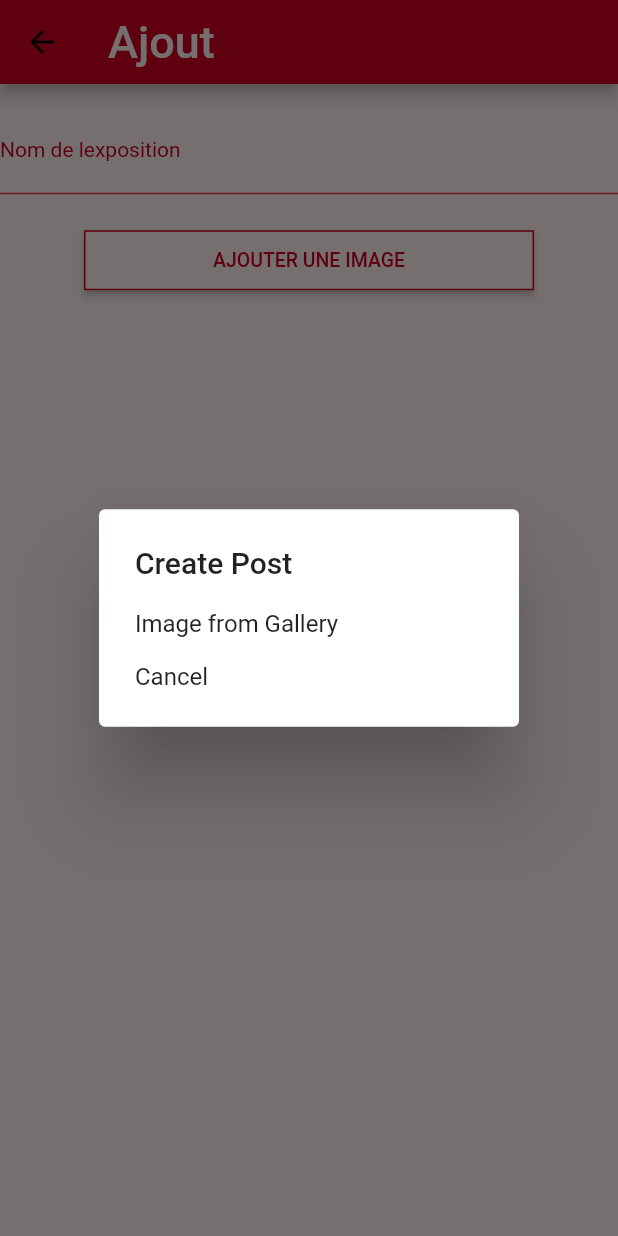
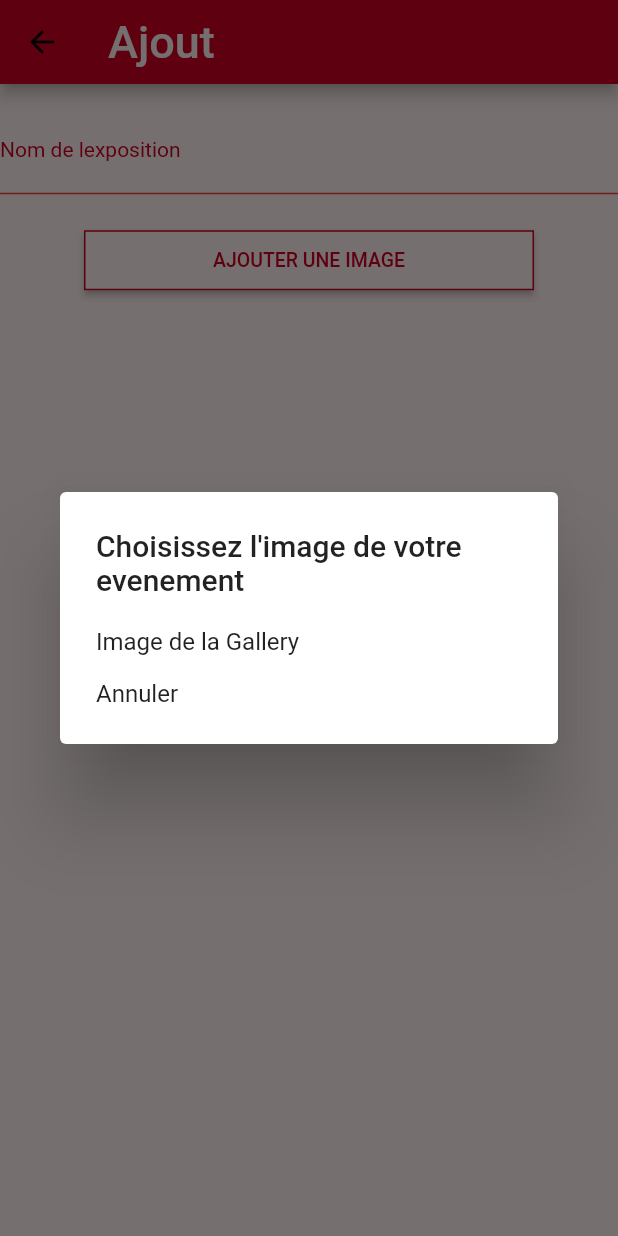
Before and after one commit to Luysky/art_events, a Flutter app: the AddEventScreen screen opened by its route, after a tap on "AJOUTER UNE IMAGE", on a phone screen of 412 x 824 dp. Run offline on Flutter 3.47's test engine with Material 2 defaults, Android fonts, the phone set to English and light mode, and no system bars; our stand-ins replace cloud_firestore, firebase_auth, firebase_core, firebase_storage, image_picker; accounts and stored records are empty; Roboto replaces fonts that are missing (Raleway-Bold, Raleway-ExtraBold, Raleway-Regular).

Commit message:
corrections Marina samedi

```diff
--- a/lib/screens/add_event.dart
+++ b/lib/screens/add_event.dart
@@ -15,9 +15,9 @@ import 'package:art_events/screens/home_screen.dart';
 class AddEventScreen extends StatefulWidget {
   static const routeName = '/add_event';
 
-  final User currentUser;
+ /* final User currentUser;
 
-  AddEventScreen({this.currentUser});
+  AddEventScreen({this.currentUser}); */
 
 
   @override
@@ -30,8 +30,6 @@ class _AddEventState extends State<AddEventScreen> {
   String eventId = Uuid().v4();
   File ? file;
   TextEditingController eventNameController = TextEditingController();
-
-  get eventsRef => null;
 
 
   @override
@@ -128,15 +126,15 @@ class _AddEventState extends State<AddEventScreen> {
         context: parentContext,
         builder: (context) {
           return SimpleDialog(
-            title: Text("Create Post"),
+            title: Text("Choisissez l'image de votre evenement"),
             children: <Widget>[
              /* SimpleDialogOption(
                   child: Text("Photo with Camera"), onPressed: handleTakePhoto),*/
               SimpleDialogOption(
-                  child: Text("Image from Gallery"),
+                  child: Text("Image de la Gallery"),
                   onPressed: handleChooseFromGallery),
               SimpleDialogOption(
-                child: Text("Cancel"),
+                child: Text("Annuler"),
                 onPressed: () => Navigator.pop(context),
               )
             ],
--- a/lib/screens/create_account.dart
+++ b/lib/screens/create_account.dart
@@ -9,10 +9,10 @@ import 'package:art_events/screens/home_screen.dart';
 
 class CreateAccountScreen extends StatefulWidget {
   static const routeName = '/create_account';
-  final User currentUser;
+//  final User currentUser;
 //  User testUser = const User(id: "01", username: "testUser", email: "email", password: "123", isSubscribed: false, isServiceProvider: false);
 
-  CreateAccountScreen({this.currentUser = const testUser});
+//  CreateAccountScreen({this.currentUser = const testUser});
 
   @override
   _CreateAccountState createState() => _CreateAccountState();
--- a/lib/screens/event_details.dart
+++ b/lib/screens/event_details.dart
@@ -51,6 +51,7 @@ class ScreenArguments {
      final String id = "tn5JSYircKOqEQldIr1A";
      final DocumentSnapshot doc = await usersRef.doc(id).get();
      print(doc.data);
+     print(doc.toString());
      print(doc.id);
      print(doc.exists);
    }
--- a/lib/screens/home_screen.dart
+++ b/lib/screens/home_screen.dart
@@ -11,7 +11,7 @@ final firebase_storage.Reference storageRef = firebase_storage.FirebaseStorage.i
     .ref();
 
 final usersRef = FirebaseFirestore.instance.collection('user');
-final postsRef = FirebaseFirestore.instance.collection('event');
+final eventsRef = FirebaseFirestore.instance.collection('event');
 
 class Home extends StatefulWidget {
   @override
```
